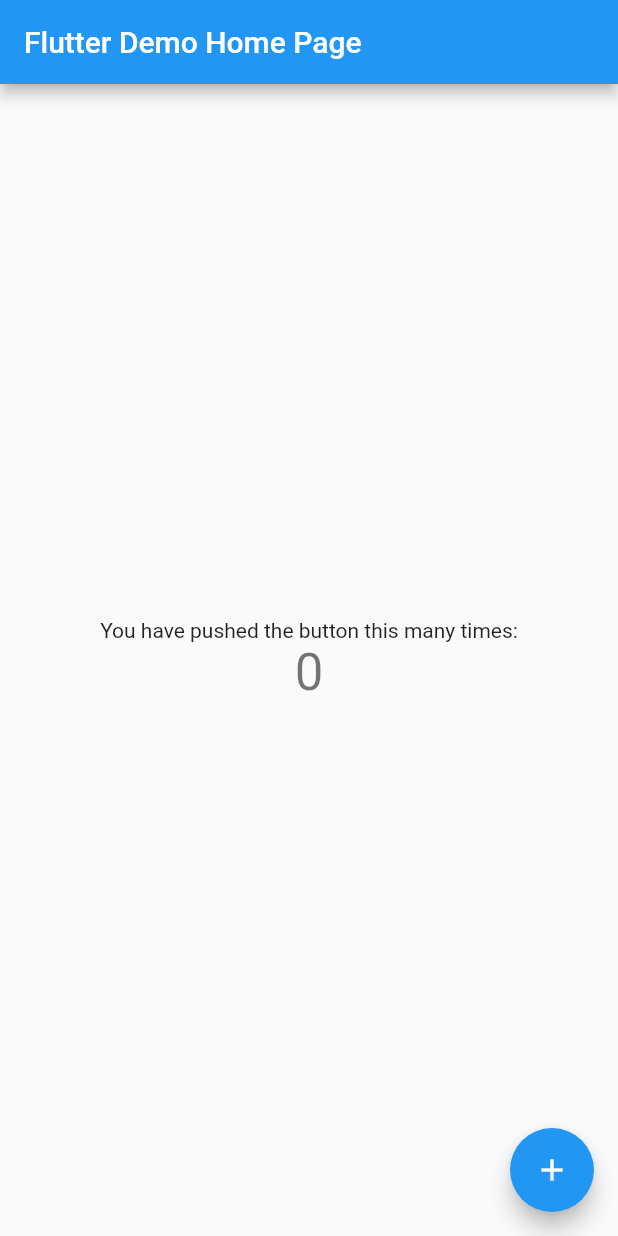
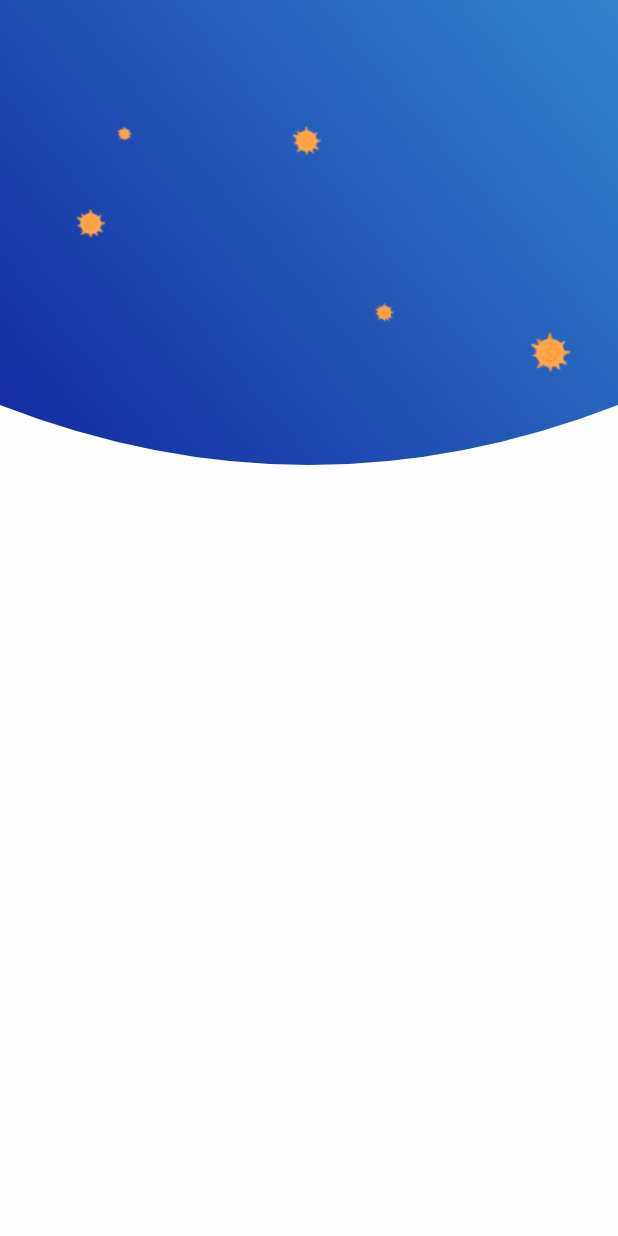
Before and after one commit to jobic10/covid-19-ui, a Flutter app: the screen it shows after launch, on a phone screen of 412 x 824 dp. Run offline on Flutter 3.47's test engine with Material 2 defaults, Android fonts, the light colour scheme and no system bars.

Commit message:
ClipPath

```diff
--- a/lib/main.dart
+++ b/lib/main.dart
@@ -1,3 +1,4 @@
+import 'package:covid_19_ui/constant.dart';
 import 'package:flutter/material.dart';
 
 void main() {
@@ -9,105 +10,66 @@
   @override
   Widget build(BuildContext context) {
     return MaterialApp(
-      title: 'Flutter Demo',
+      title: 'COVID-19',
       theme: ThemeData(
-        // This is the theme of your application.
-        //
-        // Try running your application with "flutter run". You'll see the
-        // application has a blue toolbar. Then, without quitting the app, try
-        // changing the primarySwatch below to Colors.green and then invoke
-        // "hot reload" (press "r" in the console where you ran "flutter run",
-        // or simply save your changes to "hot reload" in a Flutter IDE).
-        // Notice that the counter didn't reset back to zero; the application
-        // is not restarted.
-        primarySwatch: Colors.blue,
+        scaffoldBackgroundColor: kBackgroundColor,
+        fontFamily: 'Poppins',
+        textTheme: TextTheme(
+          bodyText1: TextStyle(color: kBodyTextColor),
+        ),
       ),
-      home: MyHomePage(title: 'Flutter Demo Home Page'),
+      home: HomeScreen(),
     );
   }
 }
 
-class MyHomePage extends StatefulWidget {
-  MyHomePage({Key? key, required this.title}) : super(key: key);
-
-  // This widget is the home page of your application. It is stateful, meaning
-  // that it has a State object (defined below) that contains fields that affect
-  // how it looks.
-
-  // This class is the configuration for the state. It holds the values (in this
-  // case the title) provided by the parent (in this case the App widget) and
-  // used by the build method of the State. Fields in a Widget subclass are
-  // always marked "final".
-
-  final String title;
+class HomeScreen extends StatelessWidget {
+  const HomeScreen({Key? key}) : super(key: key);
 
   @override
-  _MyHomePageState createState() => _MyHomePageState();
+  Widget build(BuildContext context) {
+    return Scaffold(
+        body: Column(
+      children: [
+        ClipPath(
+          clipper: MyClipper(),
+          child: Container(
+            height: 350,
+            width: double.infinity,
+            decoration: BoxDecoration(
+              gradient: LinearGradient(
+                begin: Alignment.topRight,
+                end: Alignment.bottomLeft,
+                colors: [
+                  Color(0xFF3383CD),
+                  Color(0xFF11249F),
+                ],
+              ),
+              image: DecorationImage(
+                image: AssetImage('assets/images/virus.png'),
+              ),
+            ),
+          ),
+        ),
+      ],
+    ));
+  }
 }
 
-class _MyHomePageState extends State<MyHomePage> {
-  int _counter = 0;
-
-  void _incrementCounter() {
-    setState(() {
-      // This call to setState tells the Flutter framework that something has
-      // changed in this State, which causes it to rerun the build method below
-      // so that the display can reflect the updated values. If we changed
-      // _counter without calling setState(), then the build method would not be
-      // called again, and so nothing would appear to happen.
-      _counter++;
-    });
+class MyClipper extends CustomClipper<Path> {
+  @override
+  Path getClip(Size size) {
+    var path = Path();
+    path.lineTo(0, size.height - 80);
+    path.quadraticBezierTo(
+        size.width / 2, size.height, size.width, size.height - 80);
+    path.lineTo(size.width, 0);
+    path.close();
+    return path;
   }
 
   @override
-  Widget build(BuildContext context) {
-    // This method is rerun every time setState is called, for instance as done
-    // by the _incrementCounter method above.
-    //
-    // The Flutter framework has been optimized to make rerunning build methods
-    // fast, so that you can just rebuild anything that needs updating rather
-    // than having to individually change instances of widgets.
-    return Scaffold(
-      appBar: AppBar(
-        // Here we take the value from the MyHomePage object that was created by
-        // the App.build method, and use it to set our appbar title.
-        title: Text(widget.title),
-      ),
-      body: Center(
-        // Center is a layout widget. It takes a single child and positions it
-        // in the middle of the parent.
-        child: Column(
-          // Column is also a layout widget. It takes a list of children and
-          // arranges them vertically. By default, it sizes itself to fit its
-          // children horizontally, and tries to be as tall as its parent.
-          //
-          // Invoke "debug painting" (press "p" in the console, choose the
-          // "Toggle Debug Paint" action from the Flutter Inspector in Android
-          // Studio, or the "Toggle Debug Paint" command in Visual Studio Code)
-          // to see the wireframe for each widget.
-          //
-          // Column has various properties to control how it sizes itself and
-          // how it positions its children. Here we use mainAxisAlignment to
-          // center the children vertically; the main axis here is the vertical
-          // axis because Columns are vertical (the cross axis would be
-          // horizontal).
-          mainAxisAlignment: MainAxisAlignment.center,
-          children: <Widget>[
-            Text(
-              'You have pushed the button this many times:',
-            ),
-            Text(
-              '$_counter',
-              style: Theme.of(context).textTheme.headline4,
-            ),
-          ],
-        ),
-      ),
-      floatingActionButton: FloatingActionButton(
-        onPressed: _incrementCounter,
-        tooltip: 'Increment',
-        child: Icon(Icons.add),
-      ), // This trailing comma makes auto-formatting nicer for build methods.
-    );
+  bool shouldReclip(covariant CustomClipper<Path> oldClipper) {
+    return false;
   }
 }
```
